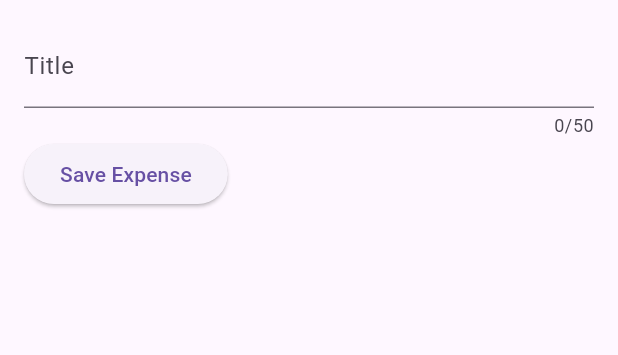
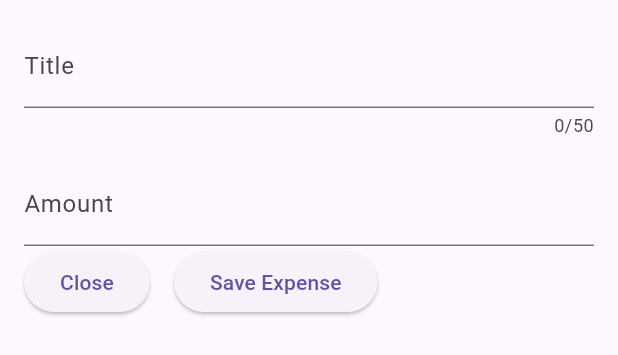
Before and after one commit to niamh-d/flutter_expense_tracker, a Flutter app: the NewExpense widget shown alone on an empty page, opened directly, on a phone screen of 412 x 824 dp. Shown: the top 355 px of the screen. Run offline on Flutter 3.47's test engine with Material 3 defaults, Android fonts, the phone set to English and light mode, and no system bars.

Commit message:
close dialog btn

```diff
--- a/lib/widgets/new_expense.dart
+++ b/lib/widgets/new_expense.dart
@@ -9,10 +9,12 @@ class NewExpense extends StatefulWidget {
 
 class _NewExpenseState extends State<NewExpense> {
   final _titleController = TextEditingController();
+  final _amountController = TextEditingController();
 
   @override
   void dispose() {
     _titleController.dispose();
+    _amountController.dispose();
     super.dispose();
   }
 
@@ -27,10 +29,27 @@ class _NewExpenseState extends State<NewExpense> {
             maxLength: 50,
             decoration: const InputDecoration(label: Text('Title')),
           ),
+          const SizedBox(height: 16),
+          TextField(
+            controller: _amountController,
+            keyboardType: TextInputType.number,
+            decoration: const InputDecoration(
+              prefixText: '\$ ',
+              label: Text('Amount'),
+            ),
+          ),
           Row(
             children: [
               ElevatedButton(
-                onPressed: () => print(_titleController.text),
+                onPressed: () => Navigator.pop(context),
+                child: const Text('Close'),
+              ),
+              const SizedBox(width: 16),
+              ElevatedButton(
+                onPressed: () => {
+                  print(_titleController.text),
+                  print(_amountController.text),
+                },
                 child: const Text('Save Expense'),
               ),
             ],
```
